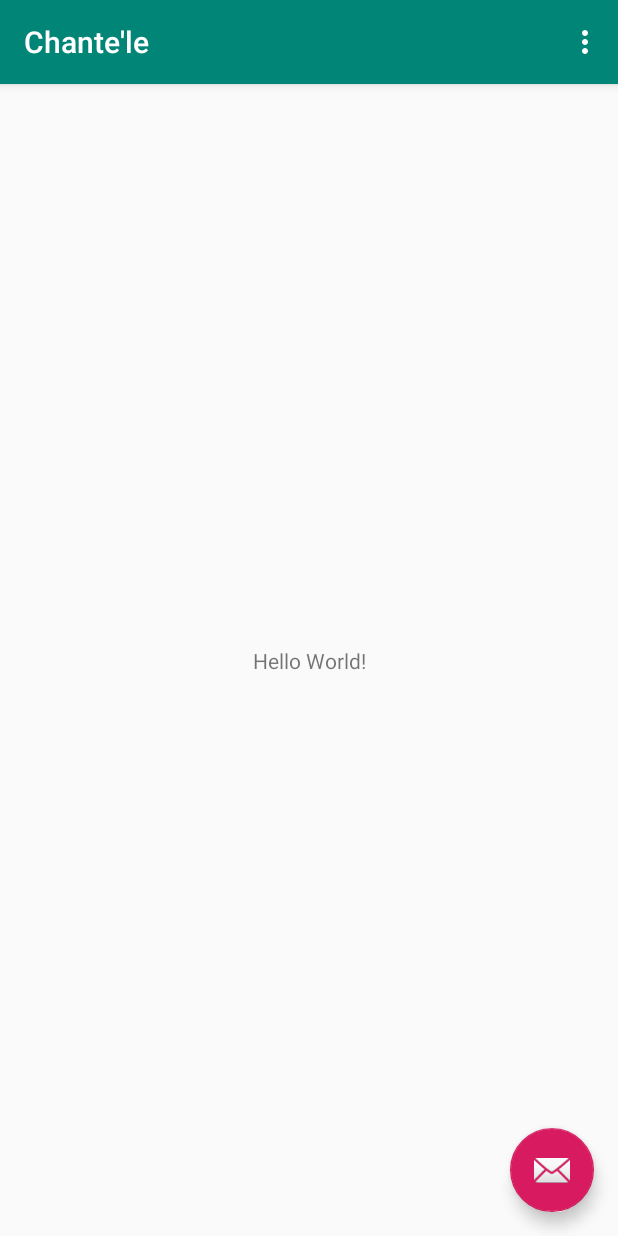
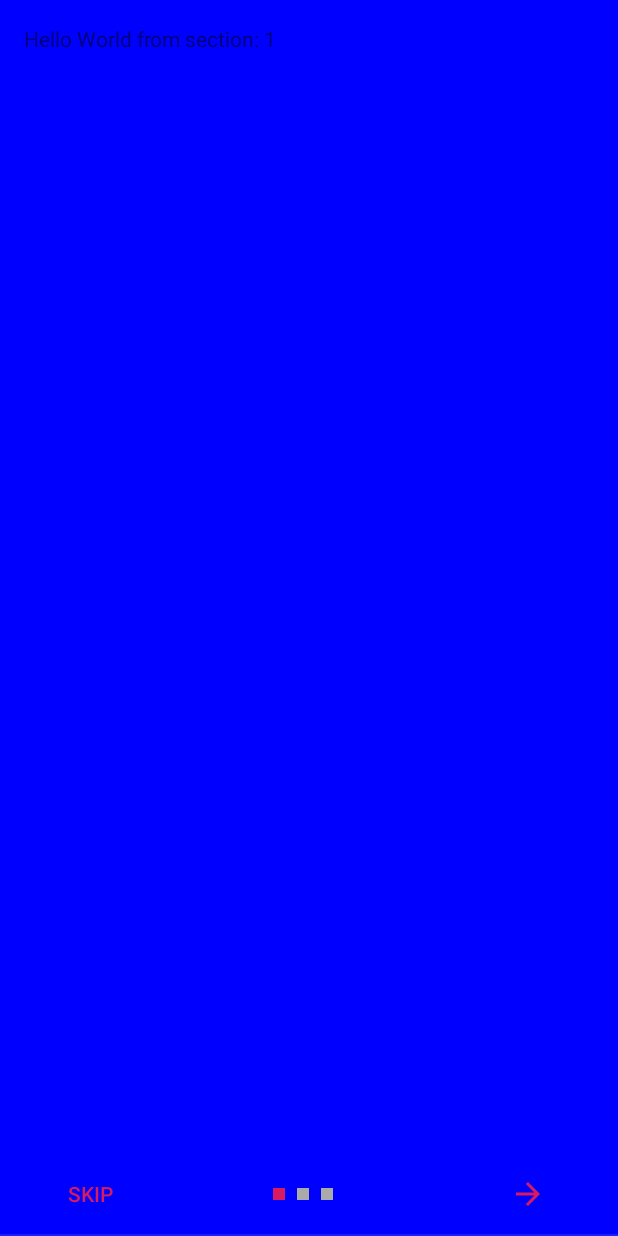
Before and after one commit to thevirinchi/Chantele, an Android app: the screen it shows after launch (MainActivity before the commit, onBoard after it), on a phone screen of 412 x 824 dp. Run offline under Robolectric (Android 15) with nearby library versions, the phone set to English and light mode, and no system bars.

Commit message:
Added OnBoard Activity.

```diff
--- a/app/src/main/AndroidManifest.xml
+++ b/app/src/main/AndroidManifest.xml
@@ -9,6 +9,10 @@
         android:roundIcon="@mipmap/ic_launcher_round"
         android:supportsRtl="true"
         android:theme="@style/AppTheme">
+        <activity
+            android:name=".onBoard"
+            android:label="@string/title_activity_on_board"
+            android:theme="@style/AppTheme.NoActionBar"></activity>
         <activity
             android:name=".MainActivity"
             android:label="@string/app_name"
--- a/app/src/main/java/com/z00k/z3t4/chantele/MainActivity.java
+++ b/app/src/main/java/com/z00k/z3t4/chantele/MainActivity.java
@@ -1,5 +1,6 @@
 package com.z00k.z3t4.chantele;
 
+import android.content.Intent;
 import android.os.Bundle;
 import android.support.design.widget.FloatingActionButton;
 import android.support.design.widget.Snackbar;
@@ -11,9 +12,24 @@ import android.view.MenuItem;
 
 public class MainActivity extends AppCompatActivity {
 
+    public static final String PREF_USER_FIRST_TIME = "user_first_time";
+    boolean isUserFirstTime;
+
+    @Override
+    protected void onStart(){super.onStart();}
+
     @Override
     protected void onCreate(Bundle savedInstanceState) {
         super.onCreate(savedInstanceState);
+
+        isUserFirstTime = Boolean.valueOf(Utils.readSharedSetting(MainActivity.this, PREF_USER_FIRST_TIME, "true"));
+
+        Intent intro = new Intent(MainActivity.this, onBoard.class);
+        intro.putExtra(PREF_USER_FIRST_TIME, isUserFirstTime);
+
+        if(isUserFirstTime)
+            startActivity(intro);
+
         setContentView(R.layout.activity_main);
         Toolbar toolbar = findViewById(R.id.toolbar);
         setSupportActionBar(toolbar);
--- /dev/null
+++ b/app/src/main/java/com/z00k/z3t4/chantele/Utils.java
@@ -0,0 +1,20 @@
+package com.z00k.z3t4.chantele;
+import android.content.Context;
+import android.content.SharedPreferences;
+
+public class Utils {
+
+    private static final String PREFERENCES_FILE = "materialsample_settings";
+
+    public static String readSharedSetting(Context ctx, String settingName, String defaultValue) {
+        SharedPreferences sharedPref = ctx.getSharedPreferences(PREFERENCES_FILE, Context.MODE_PRIVATE);
+        return sharedPref.getString(settingName, defaultValue);
+    }
+
+    public static void saveSharedSetting(Context ctx, String settingName, String settingValue) {
+        SharedPreferences sharedPref = ctx.getSharedPreferences(PREFERENCES_FILE, Context.MODE_PRIVATE);
+        SharedPreferences.Editor editor = sharedPref.edit();
+        editor.putString(settingName, settingValue);
+        editor.apply();
+    }
+}
--- /dev/null
+++ b/app/src/main/java/com/z00k/z3t4/chantele/onBoard.java
@@ -0,0 +1,251 @@
+package com.z00k.z3t4.chantele;
+
+import android.animation.ArgbEvaluator;
+import android.support.design.widget.CoordinatorLayout;
+import android.support.design.widget.FloatingActionButton;
+import android.support.design.widget.Snackbar;
+import android.support.v4.content.ContextCompat;
+import android.support.v7.app.AppCompatActivity;
+import android.support.v7.widget.Toolbar;
+
+import android.support.v4.app.Fragment;
+import android.support.v4.app.FragmentManager;
+import android.support.v4.app.FragmentPagerAdapter;
+import android.support.v4.view.ViewPager;
+import android.os.Bundle;
+import android.view.LayoutInflater;
+import android.view.Menu;
+import android.view.MenuItem;
+import android.view.View;
+import android.view.ViewGroup;
+
+import android.widget.Button;
+import android.widget.ImageButton;
+import android.widget.ImageView;
+import android.widget.TextView;
+
+public class onBoard extends AppCompatActivity {
+
+    /**
+     * The {@link android.support.v4.view.PagerAdapter} that will provide
+     * fragments for each of the sections. We use a
+     * {@link FragmentPagerAdapter} derivative, which will keep every
+     * loaded fragment in memory. If this becomes too memory intensive, it
+     * may be best to switch to a
+     * {@link android.support.v4.app.FragmentStatePagerAdapter}.
+     */
+    private SectionsPagerAdapter mSectionsPagerAdapter;
+
+    /**
+     * The {@link ViewPager} that will host the section contents.
+     */
+    private ViewPager mViewPager;
+    ImageButton mNextButton;
+    Button mFinishButton, mSkipButton;
+
+    ImageView zero, one, two;
+    ImageView[] indicators;
+
+    int leastLeftVal = 0;
+
+    CoordinatorLayout mCoordinator;
+    static final String TAG = "onBoard";
+
+    int page = 0;
+
+    @Override
+    protected void onCreate(Bundle savedInstanceState) {
+        super.onCreate(savedInstanceState);
+        setContentView(R.layout.activity_on_board);
+
+        // Create the adapter that will return a fragment for each of the three
+        // primary sections of the activity.
+        mSectionsPagerAdapter = new SectionsPagerAdapter(getSupportFragmentManager());
+
+        mNextButton = (ImageButton) findViewById(R.id.introNext);
+        mSkipButton = (Button) findViewById(R.id.introSkip);
+        mFinishButton = (Button) findViewById(R.id.introFinish);
+
+        zero = (ImageView) findViewById(R.id.intro0);
+        one = (ImageView) findViewById(R.id.intro1);
+        two = (ImageView) findViewById(R.id.intro2);
+
+        mCoordinator = (CoordinatorLayout) findViewById(R.id.main_content);
+
+        indicators = new ImageView[]{zero, one, two};
+
+        // Set up the ViewPager with the sections adapter.
+        mViewPager = (ViewPager) findViewById(R.id.container);
+        mViewPager.setAdapter(mSectionsPagerAdapter);
+
+        mViewPager.setCurrentItem(page);
+        updateIndicators(page);
+
+        final int color1 = ContextCompat.getColor(this, R.color.cyan);
+        final int color2 = ContextCompat.getColor(this, R.color.orange);
+        final int color3 = ContextCompat.getColor(this, R.color.green);
+
+        final int[] colorList = new int[]{color1, color2, color3};
+
+        final ArgbEvaluator evaluator = new ArgbEvaluator();
+
+        mViewPager.addOnPageChangeListener(new ViewPager.OnPageChangeListener() {
+            @Override
+            public void onPageScrolled(int position, float positionOffset, int positionOffsetPixel) {
+                int colorUpdate = (Integer) evaluator.evaluate(positionOffset, colorList[position], colorList[position == 2 ? position:position+1]);
+                mViewPager.setBackgroundColor(colorUpdate);
+            }
+
+            @Override
+            public void onPageSelected(int position) {
+                page = position;
+                updateIndicators(page);
+                switch(position){
+                    case 0:
+                        mViewPager.setBackgroundColor(color1);
+                        break;
+                    case 1:
+                        mViewPager.setBackgroundColor(color2);
+                        break;
+                    case 2:
+                        mViewPager.setBackgroundColor(color3);
+                        break;
+                }
+
+                mNextButton.setVisibility(position == 2 ? View.GONE : View.VISIBLE);
+                mFinishButton.setVisibility(position == 2? View.VISIBLE : View.GONE);
+            }
+
+            @Override
+            public void onPageScrollStateChanged(int i) {
+
+            }
+        });
+
+        mNextButton.setOnClickListener(new View.OnClickListener() {
+            @Override
+            public void onClick(View v) {
+                page += 1;
+                mViewPager.setCurrentItem(page, true);
+            }
+        });
+
+        mSkipButton.setOnClickListener(new View.OnClickListener() {
+            @Override
+            public void onClick(View v) {
+                finish();
+            }
+        });
+
+        mFinishButton.setOnClickListener(new View.OnClickListener() {
+            @Override
+            public void onClick(View v) {
+                finish();
+                Utils.saveSharedSetting(onBoard.this, MainActivity.PREF_USER_FIRST_TIME, "false");
+            }
+        });
+    }
+
+    void updateIndicators(int position){
+        for(int i = 0; i < indicators.length; i++){
+            indicators[i].setBackgroundResource(i == position ? R.drawable.ic_selected_dot : R.drawable.ic_unselected_dot);
+        }
+    }
+
+    @Override
+    public boolean onCreateOptionsMenu(Menu menu) {
+        // Inflate the menu; this adds items to the action bar if it is present.
+        getMenuInflater().inflate(R.menu.menu_on_board, menu);
+        return true;
+    }
+
+    @Override
+    public boolean onOptionsItemSelected(MenuItem item) {
+        // Handle action bar item clicks here. The action bar will
+        // automatically handle clicks on the Home/Up button, so long
+        // as you specify a parent activity in AndroidManifest.xml.
+        int id = item.getItemId();
+
+        //noinspection SimplifiableIfStatement
+        if (id == R.id.action_settings) {
+            return true;
+        }
+
+        return super.onOptionsItemSelected(item);
+    }
+
+    /**
+     * A placeholder fragment containing a simple view.
+     */
+    public static class PlaceholderFragment extends Fragment {
+        /**
+         * The fragment argument representing the section number for this
+         * fragment.
+         */
+        private static final String ARG_SECTION_NUMBER = "section_number";
+
+        ImageView img;
+        int[] bgs = new int[]{R.drawable.ic_camera_alt_black_24dp, R.drawable.ic_email_black_24dp, R.drawable.ic_flight_black_24dp};
+
+        public PlaceholderFragment() {
+        }
+
+        /**
+         * Returns a new instance of this fragment for the given section
+         * number.
+         */
+        public static PlaceholderFragment newInstance(int sectionNumber) {
+            PlaceholderFragment fragment = new PlaceholderFragment();
+            Bundle args = new Bundle();
+            args.putInt(ARG_SECTION_NUMBER, sectionNumber);
+            fragment.setArguments(args);
+            return fragment;
+        }
+
+        @Override
+        public View onCreateView(LayoutInflater inflater, ViewGroup container,
+                                 Bundle savedInstanceState) {
+            View rootView = inflater.inflate(R.layout.fragment_on_board, container, false);
+            TextView textView = (TextView) rootView.findViewById(R.id.section_label);
+            textView.setText(getString(R.string.section_format, getArguments().getInt(ARG_SECTION_NUMBER)));
+            return rootView;
+        }
+    }
+
+    /**
+     * A {@link FragmentPagerAdapter} that returns a fragment corresponding to
+     * one of the sections/tabs/pages.
+     */
+    public class SectionsPagerAdapter extends FragmentPagerAdapter {
+
+        public SectionsPagerAdapter(FragmentManager fm) {
+            super(fm);
+        }
+
+        @Override
+        public Fragment getItem(int position) {
+            // getItem is called to instantiate the fragment for the given page.
+            // Return a PlaceholderFragment (defined as a static inner class below).
+            return PlaceholderFragment.newInstance(position + 1);
+        }
+
+        @Override
+        public int getCount() {
+            // Show 3 total pages.
+            return 3;
+        }
+
+        @Override
+        public CharSequence getPageTitle(int position){
+            switch(position){
+                case 1:
+                    return "SECTION 1";
+                case 2:
+                    return "SECTION 2";
+                case 3:
+                    return "SECTION 3";
+            }
+            return null;
+        }
+    }
+}
--- /dev/null
+++ b/app/src/main/res/drawable/ic_arrow_forward_black_24dp.xml
@@ -0,0 +1,9 @@
+<vector xmlns:android="http://schemas.android.com/apk/res/android"
+        android:width="24dp"
+        android:height="24dp"
+        android:viewportWidth="24.0"
+        android:viewportHeight="24.0">
+    <path
+        android:fillColor="#FF000000"
+        android:pathData="M12,4l-1.41,1.41L16.17,11H4v2h12.17l-5.58,5.59L12,20l8,-8z"/>
+</vector>
--- /dev/null
+++ b/app/src/main/res/drawable/ic_camera_alt_black_24dp.xml
@@ -0,0 +1,12 @@
+<vector xmlns:android="http://schemas.android.com/apk/res/android"
+        android:width="24dp"
+        android:height="24dp"
+        android:viewportWidth="24.0"
+        android:viewportHeight="24.0">
+    <path
+        android:fillColor="#FF000000"
+        android:pathData="M12,12m-3.2,0a3.2,3.2 0,1 1,6.4 0a3.2,3.2 0,1 1,-6.4 0"/>
+    <path
+        android:fillColor="#FF000000"
+        android:pathData="M9,2L7.17,4L4,4c-1.1,0 -2,0.9 -2,2v12c0,1.1 0.9,2 2,2h16c1.1,0 2,-0.9 2,-2L22,6c0,-1.1 -0.9,-2 -2,-2h-3.17L15,2L9,2zM12,17c-2.76,0 -5,-2.24 -5,-5s2.24,-5 5,-5 5,2.24 5,5 -2.24,5 -5,5z"/>
+</vector>
--- /dev/null
+++ b/app/src/main/res/drawable/ic_email_black_24dp.xml
@@ -0,0 +1,9 @@
+<vector xmlns:android="http://schemas.android.com/apk/res/android"
+        android:width="24dp"
+        android:height="24dp"
+        android:viewportWidth="24.0"
+        android:viewportHeight="24.0">
+    <path
+        android:fillColor="#FF000000"
+        android:pathData="M20,4L4,4c-1.1,0 -1.99,0.9 -1.99,2L2,18c0,1.1 0.9,2 2,2h16c1.1,0 2,-0.9 2,-2L22,6c0,-1.1 -0.9,-2 -2,-2zM20,8l-8,5 -8,-5L4,6l8,5 8,-5v2z"/>
+</vector>
--- /dev/null
+++ b/app/src/main/res/drawable/ic_flight_black_24dp.xml
@@ -0,0 +1,12 @@
+<vector xmlns:android="http://schemas.android.com/apk/res/android"
+        android:width="24dp"
+        android:height="24dp"
+        android:viewportWidth="24.0"
+        android:viewportHeight="24.0">
+    <path
+        android:fillColor="#FF000000"
+        android:pathData="M10.18,9"/>
+    <path
+        android:fillColor="#FF000000"
+        android:pathData="M21,16v-2l-8,-5V3.5c0,-0.83 -0.67,-1.5 -1.5,-1.5S10,2.67 10,3.5V9l-8,5v2l8,-2.5V19l-2,1.5V22l3.5,-1 3.5,1v-1.5L13,19v-5.5l8,2.5z"/>
+</vector>
--- /dev/null
+++ b/app/src/main/res/drawable/ic_selected_dot.xml
@@ -0,0 +1,12 @@
+<?xml version="1.0" encoding="utf-8"?>
+<layer-list xmlns:android="http://schemas.android.com/apk/res/android">
+    <item>
+        <shape
+            android:innerRadius="0dp"
+            android:thickness="8dp"
+            android:shape="ring"
+            android:useLevel="false">
+            <solid android:color="@color/colorAccent"/>
+        </shape>
+    </item>
+</layer-list>
--- /dev/null
+++ b/app/src/main/res/drawable/ic_unselected_dot.xml
@@ -0,0 +1,13 @@
+<?xml version="1.0" encoding="utf-8"?>
+<layer-list xmlns:android="http://schemas.android.com/apk/res/android">
+    <item>
+        <shape
+            android:innerRadius="0dp"
+            android:thickness="8dp"
+            android:shape="ring"
+            android:useLevel="false">
+            <solid android:color="@android:color/darker_gray"/>
+        </shape>
+    </item>
+
+</layer-list>
--- /dev/null
+++ b/app/src/main/res/layout/activity_on_board.xml
@@ -0,0 +1,94 @@
+<?xml version="1.0" encoding="utf-8"?>
+<android.support.design.widget.CoordinatorLayout xmlns:android="http://schemas.android.com/apk/res/android"
+    xmlns:app="http://schemas.android.com/apk/res-auto"
+    xmlns:tools="http://schemas.android.com/tools"
+    android:id="@+id/main_content"
+    android:layout_width="match_parent"
+    android:layout_height="match_parent"
+    android:fitsSystemWindows="true"
+    tools:context=".onBoard">
+
+    <android.support.v4.view.ViewPager
+        android:id="@+id/container"
+        android:layout_width="match_parent"
+        android:layout_height="match_parent"
+        android:paddingBottom="?attr/actionBarSize"/>
+
+    <View
+        android:layout_width="match_parent"
+        android:layout_height="1dp"
+        android:layout_gravity="bottom"
+        android:alpha="0.12"
+        android:background="@android:color/white"/>
+
+    <FrameLayout
+        android:layout_width="match_parent"
+        android:layout_height="?attr/actionBarSize"
+        android:layout_gravity="bottom"
+        android:paddingStart="@dimen/activity_horizontal_margin"
+        android:paddingEnd="@dimen/activity_horizontal_margin">
+
+        <Button
+            android:id="@+id/introSkip"
+            android:layout_width="wrap_content"
+            android:layout_height="wrap_content"
+            android:layout_gravity="start|center"
+            style="@style/Widget.AppCompat.Button.Borderless"
+            android:text="@string/skip"
+            android:textColor="@color/colorAccent"/>
+
+        <LinearLayout
+            android:layout_width="wrap_content"
+            android:layout_height="wrap_content"
+            android:layout_gravity="center"
+            android:orientation="horizontal">
+
+            <ImageView
+                android:id="@+id/intro0"
+                android:layout_width="8dp"
+                android:layout_height="8dp"
+                android:layout_marginEnd="8dp"
+                android:background="@drawable/ic_selected_dot"
+                android:contentDescription="@string/tabIndicator1"/>
+
+            <ImageView
+                android:id="@+id/intro1"
+                android:layout_width="8dp"
+                android:layout_height="8dp"
+                android:layout_marginEnd="8dp"
+                android:background="@drawable/ic_unselected_dot"
+                android:contentDescription="@string/tabIndicator2"/>
+
+            <ImageView
+                android:id="@+id/intro2"
+                android:layout_width="8dp"
+                android:layout_height="8dp"
+                android:layout_marginEnd="8dp"
+                android:background="@drawable/ic_unselected_dot"
+                android:contentDescription="@string/tabIndicator3"/>
+
+        </LinearLayout>
+
+        <Button
+            android:id="@+id/introFinish"
+            android:layout_width="wrap_content"
+            android:layout_height="wrap_content"
+            android:layout_gravity="end|center"
+            style="@style/Widget.AppCompat.Button.Borderless"
+            android:text="@string/finish"
+            android:textColor="@color/colorAccent"
+            android:visibility="gone"/>
+
+        <ImageButton
+            android:id="@+id/introNext"
+            android:layout_width="wrap_content"
+            android:layout_height="wrap_content"
+            android:layout_gravity="end|center"
+            style="@style/Widget.AppCompat.Button.Borderless"
+            android:src="@drawable/ic_arrow_forward_black_24dp"
+            android:tint="@color/colorAccent"
+            android:contentDescription="@string/next"/>
+
+    </FrameLayout>
+
+</android.support.design.widget.CoordinatorLayout>
--- /dev/null
+++ b/app/src/main/res/layout/fragment_on_board.xml
@@ -0,0 +1,23 @@
+<?xml version="1.0" encoding="utf-8"?>
+<android.support.constraint.ConstraintLayout xmlns:android="http://schemas.android.com/apk/res/android"
+    xmlns:app="http://schemas.android.com/apk/res-auto"
+    xmlns:tools="http://schemas.android.com/tools"
+    android:id="@+id/constraintLayout"
+    android:layout_width="match_parent"
+    android:layout_height="match_parent"
+    tools:context=".onBoard$PlaceholderFragment">
+
+    <TextView
+        android:id="@+id/section_label"
+        android:layout_width="wrap_content"
+        android:layout_height="wrap_content"
+        android:layout_marginStart="@dimen/activity_horizontal_margin"
+        android:layout_marginTop="@dimen/activity_vertical_margin"
+        android:layout_marginEnd="@dimen/activity_horizontal_margin"
+        android:layout_marginBottom="@dimen/activity_vertical_margin"
+        app:layout_constraintLeft_toLeftOf="parent"
+        app:layout_constraintTop_toTopOf="@+id/constraintLayout"
+        tools:layout_constraintLeft_creator="1"
+        tools:layout_constraintTop_creator="1" />
+
+</android.support.constraint.ConstraintLayout>
--- /dev/null
+++ b/app/src/main/res/menu/menu_on_board.xml
@@ -0,0 +1,10 @@
+<menu xmlns:android="http://schemas.android.com/apk/res/android"
+    xmlns:app="http://schemas.android.com/apk/res-auto"
+    xmlns:tools="http://schemas.android.com/tools"
+    tools:context="com.z00k.z3t4.chantele.onBoard">
+    <item
+        android:id="@+id/action_settings"
+        android:orderInCategory="100"
+        android:title="@string/action_settings"
+        app:showAsAction="never" />
+</menu>
--- /dev/null
+++ b/app/src/main/res/values-w820dp/dimens.xml
@@ -0,0 +1,6 @@
+<resources>
+    <!-- Example customization of dimensions originally defined in res/values/dimens.xml
+         (such as screen margins) for screens with more than 820dp of available width. This
+         would include 7" and 10" devices in landscape (~960dp and ~1280dp respectively). -->
+    <dimen name="activity_horizontal_margin">64dp</dimen>
+</resources>
--- a/app/src/main/res/values/colors.xml
+++ b/app/src/main/res/values/colors.xml
@@ -3,4 +3,7 @@
     <color name="colorPrimary">#008577</color>
     <color name="colorPrimaryDark">#00574B</color>
     <color name="colorAccent">#D81B60</color>
+    <color name="cyan">#0000ff</color>
+    <color name="green">#00ff00</color>
+    <color name="orange">#ff0000</color>
 </resources>
--- a/app/src/main/res/values/dimens.xml
+++ b/app/src/main/res/values/dimens.xml
@@ -1,3 +1,7 @@
 <resources>
     <dimen name="fab_margin">16dp</dimen>
+    <!-- Default screen margins, per the Android Design guidelines. -->
+    <dimen name="activity_horizontal_margin">16dp</dimen>
+    <dimen name="activity_vertical_margin">16dp</dimen>
+    <dimen name="appbar_padding_top">8dp</dimen>
 </resources>
--- a/app/src/main/res/values/strings.xml
+++ b/app/src/main/res/values/strings.xml
@@ -1,4 +1,13 @@
 <resources>
     <string name="app_name">Chante\'le</string>
     <string name="action_settings">Settings</string>
+    <string name="title_activity_on_board">Chantele</string>
+    <string name="section_format">Hello World from section: %1$d</string>
+    <!-- onBoard strings -->
+    <string name="next">Next</string>
+    <string name="skip">Skip</string>
+    <string name="finish">Finish</string>
+    <string name="tabIndicator1">Tab Indicator 1</string>
+    <string name="tabIndicator2">Tab Indicator 2</string>
+    <string name="tabIndicator3">Tab Indicator 3</string>
 </resources>
```
